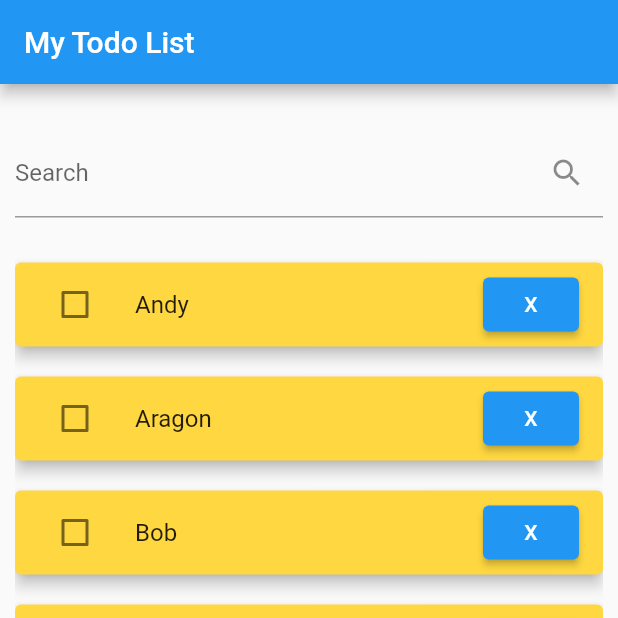
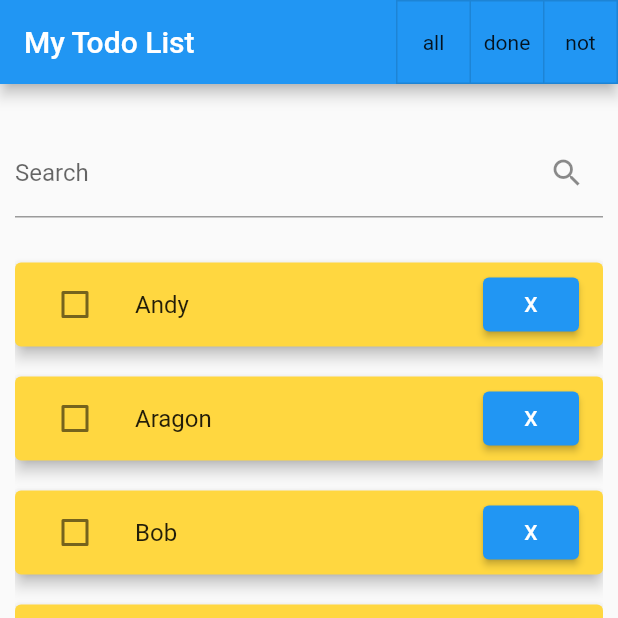
Before and after one commit to ljh-none/Filter-list-to-Todo-list, a Flutter app: the screen it shows after launch, on a phone screen of 412 x 824 dp, the top half of it. Run offline on Flutter 3.47's test engine with Material 2 defaults, Android fonts, the phone set to English and light mode, and no system bars.

```diff
--- a/lib/main.dart
+++ b/lib/main.dart
@@ -46,7 +46,7 @@ class _HomePageState extends State<HomePage> {
   List<Map<String, dynamic>> _showList = [];
 
   final txtcon = TextEditingController();
-
+  List<bool> isSelected = [false, false, false]; //토ㅋ글버
   @override
   initState() {
     _showList = _todoList;
@@ -67,11 +67,41 @@ class _HomePageState extends State<HomePage> {
     setState(() => _showList = results);
   }
 
+  void _toggleFilter(var tog) {
+    List<Map<String, dynamic>> results = [];
+    if (tog == 2) {
+      //not
+      results = _todoList.where((value) => value["bool"] == false).toList();
+    } else if (tog == 1) {
+      //done
+      results = _todoList.where((value) => value["bool"] == true).toList();
+    } else {
+      //all
+      results = _todoList;
+    }
+
+    setState(() => _showList = results);
+  }
+
   @override
   Widget build(BuildContext context) {
     return Scaffold(
       appBar: AppBar(
-        title: const Text('My Todo List')
+        title: const Text('My Todo List'),
+        actions: [
+          ToggleButtons(
+            isSelected: isSelected,
+            children: const [
+              Text("all"),
+              Text("done"),
+              Text("not"),
+            ],
+            onPressed: (index) {
+              isSelected[index] = !isSelected[index];
+              _toggleFilter(index);
+            },
+          )
+        ],
       ),
       body: Padding(
         padding: const EdgeInsets.all(10),
```
